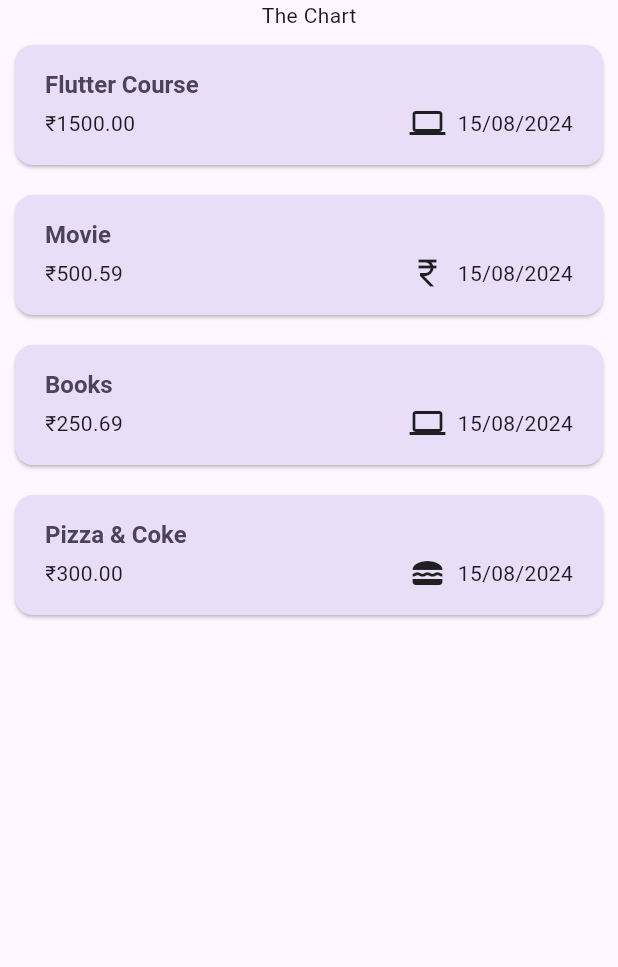
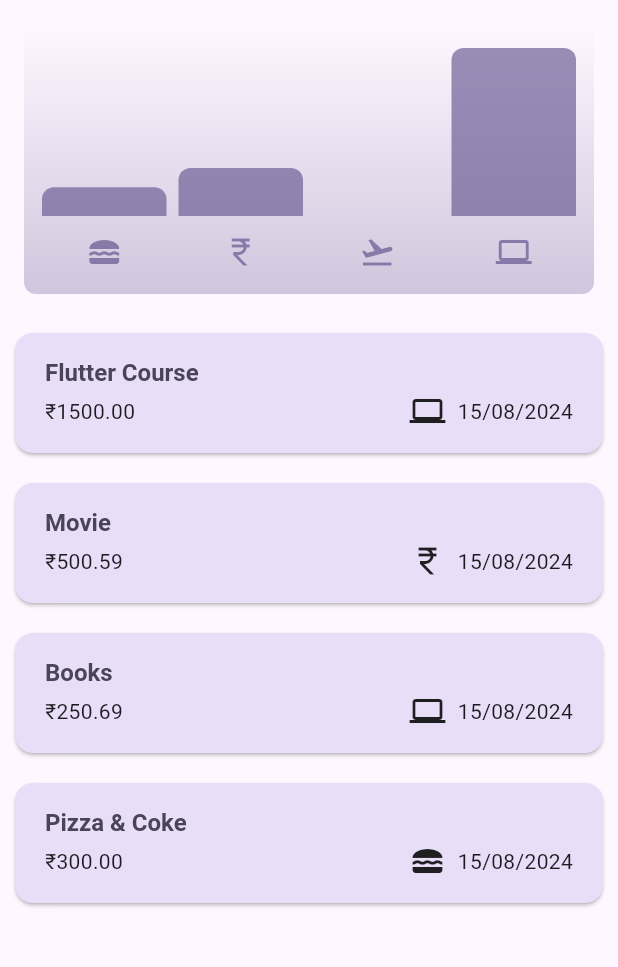
Before and after one commit to Aviral23Sri/Expense-Tracker, a Flutter app: the screen it shows after launch, on a phone screen of 412 x 824 dp, the part 84-1051 px from its top. Run offline on Flutter 3.47's test engine with Material 3 defaults, Android fonts, the phone set to English and light mode, and no system bars.

Commit message:
Final App Devloped , Phase Second : Setting a rotation of a to permanent in portrait mode

```diff
--- a/lib/main.dart
+++ b/lib/main.dart
@@ -1,12 +1,38 @@
 import 'package:flutter/material.dart';
 import 'package:expenses_tracker/widgets/expenses.dart';
+import 'package:flutter/services.dart';
 
-var kColorScheme =
-    ColorScheme.fromSeed(seedColor: const Color.fromARGB(255, 96, 59, 181));
+var kColorScheme = ColorScheme.fromSeed(
+  seedColor: const Color.fromARGB(255, 96, 59, 181),
+);
+
+var kDarkolorScheme = ColorScheme.fromSeed(
+  brightness: Brightness.dark,
+  seedColor: Color.fromARGB(255, 5, 99, 125),
+);
 
 void main() {
+  WidgetsFlutterBinding.ensureInitialized();
+  SystemChrome.setPreferredOrientations([
+    DeviceOrientation.portraitUp,
+  ]).then((fn) {
     runApp(
       MaterialApp(
+        darkTheme: ThemeData.dark().copyWith(
+          colorScheme: kDarkolorScheme,
+          elevatedButtonTheme: ElevatedButtonThemeData(
+            style: ElevatedButton.styleFrom(
+              backgroundColor: kDarkolorScheme.primaryContainer,
+              foregroundColor: kDarkolorScheme.onPrimaryContainer,
+            ),
+          ),
+          textButtonTheme: TextButtonThemeData(
+            style: TextButton.styleFrom(
+              foregroundColor: Colors.red,
+              backgroundColor: kDarkolorScheme.primaryContainer,
+            ),
+          ),
+        ),
         theme: ThemeData().copyWith(
           colorScheme: kColorScheme,
           appBarTheme: const AppBarTheme().copyWith(
@@ -28,7 +54,9 @@ void main() {
                     fontSize: 16),
               ),
         ),
+        themeMode: ThemeMode.system, // Default
         home: Expenses(),
       ),
     );
+  });
 }
--- a/lib/models/expense.dart
+++ b/lib/models/expense.dart
@@ -33,3 +33,25 @@ class Expense {
     return formatter.format(date);
   }
 }
+
+class ExpenseBucket {
+  const ExpenseBucket({
+    required this.category,
+    required this.expenses,
+  });
+
+  ExpenseBucket.forCategory(List<Expense> allExpenses, this.category)
+      : expenses = allExpenses.where((expense) => expense.category == category).toList();
+
+  final Category category;
+  final List<Expense> expenses;
+
+  double get totalExpenses {
+    double sum = 0;
+    for (final expense in expenses) {
+      sum += expense.amount;
+    }
+
+    return sum;
+  }
+}
--- /dev/null
+++ b/lib/widgets/chart/chart.dart
@@ -0,0 +1,95 @@
+import 'package:flutter/material.dart';
+
+import 'package:expenses_tracker/widgets/chart/chart_bar.dart';
+import 'package:expenses_tracker/models/expense.dart';
+
+class Chart extends StatelessWidget {
+  const Chart({super.key, required this.expenses});
+
+  final List<Expense> expenses;
+
+  List<ExpenseBucket> get buckets {
+    return [
+      ExpenseBucket.forCategory(expenses, Category.food),
+      ExpenseBucket.forCategory(expenses, Category.others),
+      ExpenseBucket.forCategory(expenses, Category.travel),
+      ExpenseBucket.forCategory(expenses, Category.work),
+    ];
+  }
+
+  double get maxTotalExpense {
+    double maxTotalExpense = 0;
+
+    for (final bucket in buckets) {
+      if (bucket.totalExpenses > maxTotalExpense) {
+        maxTotalExpense = bucket.totalExpenses;
+      }
+    }
+
+    return maxTotalExpense;
+  }
+
+  @override
+  Widget build(BuildContext context) {
+    final isDarkMode =
+        MediaQuery.of(context).platformBrightness == Brightness.dark;
+    return Container(
+      margin: const EdgeInsets.all(16),
+      padding: const EdgeInsets.symmetric(
+        vertical: 16,
+        horizontal: 8,
+      ),
+      width: double.infinity,
+      height: 180,
+      decoration: BoxDecoration(
+        borderRadius: BorderRadius.circular(8),
+        gradient: LinearGradient(
+          colors: [
+            Theme.of(context).colorScheme.primary.withOpacity(0.3),
+            Theme.of(context).colorScheme.primary.withOpacity(0.0)
+          ],
+          begin: Alignment.bottomCenter,
+          end: Alignment.topCenter,
+        ),
+      ),
+      child: Column(
+        children: [
+          Expanded(
+            child: Row(
+              crossAxisAlignment: CrossAxisAlignment.end,
+              children: [
+                for (final bucket in buckets) // alternative to map()
+                  ChartBar(
+                    fill: bucket.totalExpenses == 0
+                        ? 0
+                        : bucket.totalExpenses / maxTotalExpense,
+                  )
+              ],
+            ),
+          ),
+          const SizedBox(height: 12),
+          Row(
+            children: buckets
+                .map(
+                  (bucket) => Expanded(
+                    child: Padding(
+                      padding: const EdgeInsets.symmetric(horizontal: 4),
+                      child: Icon(
+                        categoryIcons[bucket.category],
+                        color: isDarkMode
+                            ? Theme.of(context).colorScheme.secondary
+                            : Theme.of(context)
+                                .colorScheme
+                                .primary
+                                .withOpacity(0.7),
+                      ),
+                    ),
+                  ),
+                )
+                .toList(),
+          )
+        ],
+      ),
+    );
+  }
+}
--- /dev/null
+++ b/lib/widgets/chart/chart_bar.dart
@@ -0,0 +1,34 @@
+import 'package:flutter/material.dart';
+
+class ChartBar extends StatelessWidget {
+  const ChartBar({
+    super.key,
+    required this.fill,
+  });
+
+  final double fill;
+
+  @override
+  Widget build(BuildContext context) {
+    final isDarkMode =
+        MediaQuery.of(context).platformBrightness == Brightness.dark;
+    return Expanded(
+      child: Padding(
+        padding: const EdgeInsets.symmetric(horizontal: 4),
+        child: FractionallySizedBox(
+          heightFactor: fill,
+          child: DecoratedBox(
+            decoration: BoxDecoration(
+              shape: BoxShape.rectangle,
+              borderRadius:
+                  const BorderRadius.vertical(top: Radius.circular(8)),
+              color: isDarkMode
+                  ? Theme.of(context).colorScheme.secondary
+                  : Theme.of(context).colorScheme.primary.withOpacity(0.65),
+            ),
+          ),
+        ),
+      ),
+    );
+  }
+}
--- a/lib/widgets/expenses.dart
+++ b/lib/widgets/expenses.dart
@@ -1,8 +1,9 @@
+import 'package:expenses_tracker/widgets/chart/chart.dart';
 import 'package:expenses_tracker/widgets/expenses_list/expenses_list.dart';
 import 'package:expenses_tracker/widgets/new_expense.dart';
 import 'package:flutter/material.dart';
 import 'package:expenses_tracker/models/expense.dart';
-import 'package:flutter/widgets.dart';
+import 'package:expenses_tracker/widgets/chart/chart.dart';
 
 class Expenses extends StatefulWidget {
   const Expenses({super.key});
@@ -98,7 +99,7 @@ class _ExpenseState extends State<Expenses> {
       body: Column(
         children: [
           // Toolbar with the add Button => AppBar
-          const Text('The Chart'),
+          Chart(expenses: _registeredExpenses),
           Expanded(
             child: mainContent,
           ),
--- a/lib/widgets/new_expense.dart
+++ b/lib/widgets/new_expense.dart
@@ -160,6 +160,7 @@ class _NewExpenseState extends State<NewExpense> {
                 },
                 child: const Text('Cancel'),
               ),
+              const SizedBox(width: 10,),
               ElevatedButton(
                 onPressed: _submitExpenseData,
                 child: const Text('Save Expense'),
```
Lines whose indentation alone changed are shown as unchanged.
